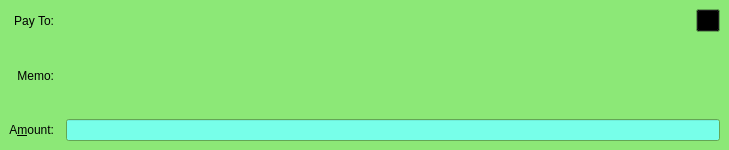
rusliko/cdcs, file src/qt/forms/sendcoinsentry.ui: the form before one commit.
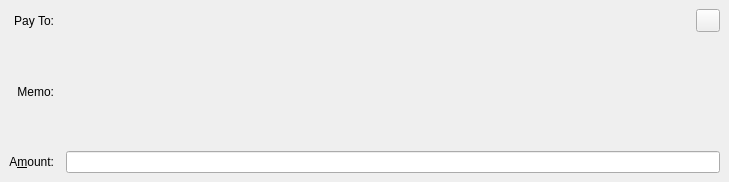
The form after the commit. The open tabs and pages were chosen to show the change. Custom widgets are drawn as their Qt base class.

Commit message: fix error windows

What changed in the file:
```diff
--- a/src/qt/forms/sendcoinsentry.ui
+++ b/src/qt/forms/sendcoinsentry.ui
@@ -7,7 +7,7 @@
     <x>0</x>
     <y>0</y>
     <width>729</width>
-    <height>150</height>
+    <height>182</height>
    </rect>
   </property>
   <property name="focusPolicy">
@@ -731,471 +731,9 @@
   <widget class="QFrame" name="SendCoins_AuthenticatedPaymentRequest">
    <property name="palette">
     <palette>
-     <active>
-      <colorrole role="WindowText">
-       <brush brushstyle="SolidPattern">
-        <color alpha="255">
-         <red>0</red>
-         <green>0</green>
-         <blue>0</blue>
-        </color>
-       </brush>
-      </colorrole>
-      <colorrole role="Button">
-       <brush brushstyle="SolidPattern">
-        <color alpha="255">
-         <red>140</red>
-         <green>232</green>
-         <blue>119</blue>
-        </color>
-       </brush>
-      </colorrole>
-      <colorrole role="Light">
-       <brush brushstyle="SolidPattern">
-        <color alpha="255">
-         <red>230</red>
-         <green>255</green>
-         <blue>224</blue>
-        </color>
-       </brush>
-      </colorrole>
-      <colorrole role="Midlight">
-       <brush brushstyle="SolidPattern">
-        <color alpha="255">
-         <red>185</red>
-         <green>243</green>
-         <blue>171</blue>
-        </color>
-       </brush>
-      </colorrole>
-      <colorrole role="Dark">
-       <brush brushstyle="SolidPattern">
-        <color alpha="255">
-         <red>70</red>
-         <green>116</green>
-         <blue>59</blue>
-        </color>
-       </brush>
-      </colorrole>
-      <colorrole role="Mid">
-       <brush brushstyle="SolidPattern">
-        <color alpha="255">
-         <red>93</red>
-         <green>155</green>
-         <blue>79</blue>
-        </color>
-       </brush>
-      </colorrole>
-      <colorrole role="Text">
-       <brush brushstyle="SolidPattern">
-        <color alpha="255">
-         <red>0</red>
-         <green>0</green>
-         <blue>0</blue>
-        </color>
-       </brush>
-      </colorrole>
-      <colorrole role="BrightText">
-       <brush brushstyle="SolidPattern">
-        <color alpha="255">
-         <red>155</red>
-         <green>255</green>
-         <blue>147</blue>
-        </color>
-       </brush>
-      </colorrole>
-      <colorrole role="ButtonText">
-       <brush brushstyle="SolidPattern">
-        <color alpha="255">
-         <red>0</red>
-         <green>0</green>
-         <blue>0</blue>
-        </color>
-       </brush>
-      </colorrole>
-      <colorrole role="Base">
-       <brush brushstyle="SolidPattern">
-        <color alpha="255">
-         <red>119</red>
-         <green>255</green>
-         <blue>233</blue>
-        </color>
-       </brush>
-      </colorrole>
-      <colorrole role="Window">
-       <brush brushstyle="SolidPattern">
-        <color alpha="255">
-         <red>140</red>
-         <green>232</green>
-         <blue>119</blue>
-        </color>
-       </brush>
-      </colorrole>
-      <colorrole role="Shadow">
-       <brush brushstyle="SolidPattern">
-        <color alpha="255">
-         <red>0</red>
-         <green>0</green>
-         <blue>0</blue>
-        </color>
-       </brush>
-      </colorrole>
-      <colorrole role="AlternateBase">
-       <brush brushstyle="SolidPattern">
-        <color alpha="255">
-         <red>197</red>
-         <green>243</green>
-         <blue>187</blue>
-        </color>
-       </brush>
-      </colorrole>
-      <colorrole role="NoRole">
-       <brush brushstyle="SolidPattern">
-        <color alpha="255">
-         <red>125</red>
-         <green>194</green>
-         <blue>122</blue>
-        </color>
-       </brush>
-      </colorrole>
-      <colorrole role="ToolTipBase">
-       <brush brushstyle="SolidPattern">
-        <color alpha="255">
-         <red>255</red>
-         <green>255</green>
-         <blue>220</blue>
-        </color>
-       </brush>
-      </colorrole>
-      <colorrole role="ToolTipText">
-       <brush brushstyle="SolidPattern">
-        <color alpha="255">
-         <red>0</red>
-         <green>0</green>
-         <blue>0</blue>
-        </color>
-       </brush>
-      </colorrole>
-      <colorrole role="Button">
-       <brush brushstyle="NoBrush">
-        <color alpha="128">
-         <red>0</red>
-         <green>0</green>
-         <blue>0</blue>
-        </color>
-       </brush>
-      </colorrole>
-     </active>
-     <inactive>
-      <colorrole role="WindowText">
-       <brush brushstyle="SolidPattern">
-        <color alpha="255">
-         <red>0</red>
-         <green>0</green>
-         <blue>0</blue>
-        </color>
-       </brush>
-      </colorrole>
-      <colorrole role="Button">
-       <brush brushstyle="SolidPattern">
-        <color alpha="255">
-         <red>140</red>
-         <green>232</green>
-         <blue>119</blue>
-        </color>
-       </brush>
-      </colorrole>
-      <colorrole role="Light">
-       <brush brushstyle="SolidPattern">
-        <color alpha="255">
-         <red>230</red>
-         <green>255</green>
-         <blue>224</blue>
-        </color>
-       </brush>
-      </colorrole>
-      <colorrole role="Midlight">
-       <brush brushstyle="SolidPattern">
-        <color alpha="255">
-         <red>185</red>
-         <green>243</green>
-         <blue>171</blue>
-        </color>
-       </brush>
-      </colorrole>
-      <colorrole role="Dark">
-       <brush brushstyle="SolidPattern">
-        <color alpha="255">
-         <red>70</red>
-         <green>116</green>
-         <blue>59</blue>
-        </color>
-       </brush>
-      </colorrole>
-      <colorrole role="Mid">
-       <brush brushstyle="SolidPattern">
-        <color alpha="255">
-         <red>93</red>
-         <green>155</green>
-         <blue>79</blue>
-        </color>
-       </brush>
-      </colorrole>
-      <colorrole role="Text">
-       <brush brushstyle="SolidPattern">
-        <color alpha="255">
-         <red>0</red>
-         <green>0</green>
-         <blue>0</blue>
-        </color>
-       </brush>
-      </colorrole>
-      <colorrole role="BrightText">
-       <brush brushstyle="SolidPattern">
-        <color alpha="255">
-         <red>155</red>
-         <green>255</green>
-         <blue>147</blue>
-        </color>
-       </brush>
-      </colorrole>
-      <colorrole role="ButtonText">
-       <brush brushstyle="SolidPattern">
-        <color alpha="255">
-         <red>0</red>
-         <green>0</green>
-         <blue>0</blue>
-        </color>
-       </brush>
-      </colorrole>
-      <colorrole role="Base">
-       <brush brushstyle="SolidPattern">
-        <color alpha="255">
-         <red>119</red>
-         <green>255</green>
-         <blue>233</blue>
-        </color>
-       </brush>
-      </colorrole>
-      <colorrole role="Window">
-       <brush brushstyle="SolidPattern">
-        <color alpha="255">
-         <red>140</red>
-         <green>232</green>
-         <blue>119</blue>
-        </color>
-       </brush>
-      </colorrole>
-      <colorrole role="Shadow">
-       <brush brushstyle="SolidPattern">
-        <color alpha="255">
-         <red>0</red>
-         <green>0</green>
-         <blue>0</blue>
-        </color>
-       </brush>
-      </colorrole>
-      <colorrole role="AlternateBase">
-       <brush brushstyle="SolidPattern">
-        <color alpha="255">
-         <red>197</red>
-         <green>243</green>
-         <blue>187</blue>
-        </color>
-       </brush>
-      </colorrole>
-      <colorrole role="NoRole">
-       <brush brushstyle="SolidPattern">
-        <color alpha="255">
-         <red>125</red>
-         <green>194</green>
-         <blue>122</blue>
-        </color>
-       </brush>
-      </colorrole>
-      <colorrole role="ToolTipBase">
-       <brush brushstyle="SolidPattern">
-        <color alpha="255">
-         <red>255</red>
-         <green>255</green>
-         <blue>220</blue>
-        </color>
-       </brush>
-      </colorrole>
-      <colorrole role="ToolTipText">
-       <brush brushstyle="SolidPattern">
-        <color alpha="255">
-         <red>0</red>
-         <green>0</green>
-         <blue>0</blue>
-        </color>
-       </brush>
-      </colorrole>
-      <colorrole role="Button">
-       <brush brushstyle="NoBrush">
-        <color alpha="128">
-         <red>0</red>
-         <green>0</green>
-         <blue>0</blue>
-        </color>
-       </brush>
-      </colorrole>
-     </inactive>
-     <disabled>
-      <colorrole role="WindowText">
-       <brush brushstyle="SolidPattern">
-        <color alpha="255">
-         <red>70</red>
-         <green>116</green>
-         <blue>59</blue>
-        </color>
-       </brush>
-      </colorrole>
-      <colorrole role="Button">
-       <brush brushstyle="SolidPattern">
-        <color alpha="255">
-         <red>140</red>
-         <green>232</green>
-         <blue>119</blue>
-        </color>
-       </brush>
-      </colorrole>
-      <colorrole role="Light">
-       <brush brushstyle="SolidPattern">
-        <color alpha="255">
-         <red>230</red>
-         <green>255</green>
-         <blue>224</blue>
-        </color>
-       </brush>
-      </colorrole>
-      <colorrole role="Midlight">
-       <brush brushstyle="SolidPattern">
-        <color alpha="255">
-         <red>185</red>
-         <green>243</green>
-         <blue>171</blue>
-        </color>
-       </brush>
-      </colorrole>
-      <colorrole role="Dark">
-       <brush brushstyle="SolidPattern">
-        <color alpha="255">
-         <red>70</red>
-         <green>116</green>
-         <blue>59</blue>
-        </color>
-       </brush>
-      </colorrole>
-      <colorrole role="Mid">
-       <brush brushstyle="SolidPattern">
-        <color alpha="255">
-         <red>93</red>
-         <green>155</green>
-         <blue>79</blue>
-        </color>
-       </brush>
-      </colorrole>
-      <colorrole role="Text">
-       <brush brushstyle="SolidPattern">
-        <color alpha="255">
-         <red>70</red>
-         <green>116</green>
-         <blue>59</blue>
-        </color>
-       </brush>
-      </colorrole>
-      <colorrole role="BrightText">
-       <brush brushstyle="SolidPattern">
-        <color alpha="255">
-         <red>155</red>
-         <green>255</green>
-         <blue>147</blue>
-        </color>
-       </brush>
-      </colorrole>
-      <colorrole role="ButtonText">
-       <brush brushstyle="SolidPattern">
-        <color alpha="255">
-         <red>70</red>
-         <green>116</green>
-         <blue>59</blue>
-        </color>
-       </brush>
-      </colorrole>
-      <colorrole role="Base">
-       <brush brushstyle="SolidPattern">
-        <color alpha="255">
-         <red>140</red>
-         <green>232</green>
-         <blue>119</blue>
-        </color>
-       </brush>
-      </colorrole>
-      <colorrole role="Window">
-       <brush brushstyle="SolidPattern">
-        <color alpha="255">
-         <red>140</red>
-         <green>232</green>
-         <blue>119</blue>
-        </color>
-       </brush>
-      </colorrole>
-      <colorrole role="Shadow">
-       <brush brushstyle="SolidPattern">
-        <color alpha="255">
-         <red>0</red>
-         <green>0</green>
-         <blue>0</blue>
-        </color>
-       </brush>
-      </colorrole>
-      <colorrole role="AlternateBase">
-       <brush brushstyle="SolidPattern">
-        <color alpha="255">
-         <red>140</red>
-         <green>232</green>
-         <blue>119</blue>
-        </color>
-       </brush>
-      </colorrole>
-      <colorrole role="NoRole">
-       <brush brushstyle="SolidPattern">
-        <color alpha="255">
-         <red>125</red>
-         <green>194</green>
-         <blue>122</blue>
-        </color>
-       </brush>
-      </colorrole>
-      <colorrole role="ToolTipBase">
-       <brush brushstyle="SolidPattern">
-        <color alpha="255">
-         <red>255</red>
-         <green>255</green>
-         <blue>220</blue>
-        </color>
-       </brush>
-      </colorrole>
-      <colorrole role="ToolTipText">
-       <brush brushstyle="SolidPattern">
-        <color alpha="255">
-         <red>0</red>
-         <green>0</green>
-         <blue>0</blue>
-        </color>
-       </brush>
-      </colorrole>
-      <colorrole role="Button">
-       <brush brushstyle="NoBrush">
-        <color alpha="128">
-         <red>0</red>
-         <green>0</green>
-         <blue>0</blue>
-        </color>
-       </brush>
-      </colorrole>
-     </disabled>
+     <active/>
+     <inactive/>
+     <disabled/>
     </palette>
    </property>
    <property name="toolTip">
```
Left out of the diff: 611 changed lines with no effect on the pictures. The commit also changes 1436 other files.
